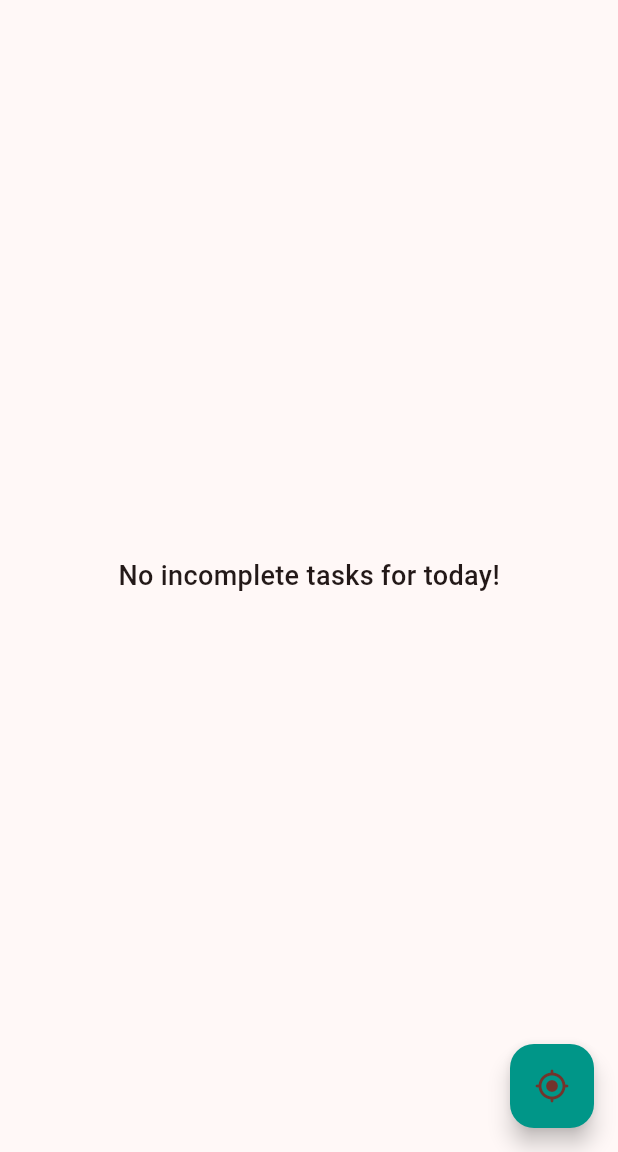
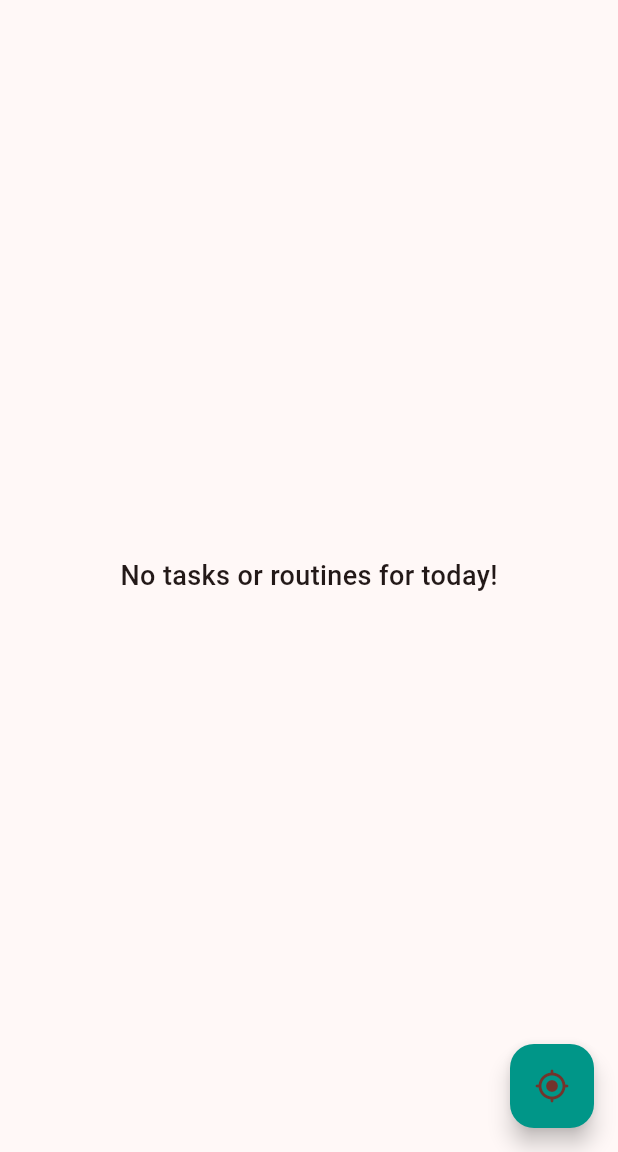
Before and after one commit to busra-ashak/COMP491-kolay-app, a Flutter app: the screen it shows after launch, in the side drawer, after a tap on the "gps fixed" icon, on a phone screen of 412 x 824 dp, the part 84-1236 px from its top. Run offline on Flutter 3.47's test engine with Material 2 defaults, Android fonts, the phone set to English and light mode, and no system bars; our stand-ins replace cloud_firestore, firebase_core, percent_indicator; accounts and stored records are empty; network calls fail.

Commit message:
Routines are also added in home screen

```diff
--- a/kolay_app/lib/providers/routine_provider.dart
+++ b/kolay_app/lib/providers/routine_provider.dart
@@ -28,6 +28,24 @@ class Routine with ChangeNotifier {
     return Future.value(documents);
   }
 
+  //A function that fetches routines to show in homescreen
+  Future<List<String>> getRoutinesWithFrequencyGreaterThanTwo() async {
+  List<String> routines = [];
+
+  try {
+    var collectionReference = FirebaseFirestore.instance.collection('routines');
+    QuerySnapshot querySnapshot = await collectionReference.where('frequency', isGreaterThan: 2).get();
+
+    for (QueryDocumentSnapshot documentSnapshot in querySnapshot.docs) {
+      routines.add(documentSnapshot.get('routineName'));
+    }
+  } catch (e) {
+    print('Error fetching routines: $e');
+  }
+
+  return routines;
+}
+
   void createRoutine(String routineName, String frequencyMeasure, int frequency) {
     FirebaseFirestore.instance.collection("routines").doc(routineName).set(
       {
--- a/kolay_app/lib/screens/home.dart
+++ b/kolay_app/lib/screens/home.dart
@@ -1,4 +1,5 @@
 import 'package:flutter/material.dart';
+import 'package:kolay_app/providers/routine_provider.dart';
 import 'package:kolay_app/providers/todo_provider.dart';
 import 'package:provider/provider.dart';
 import '../widgets/sideabar_menu.dart';
@@ -24,7 +25,49 @@ class _HomePageState extends State<HomePage> {
           ),
         ),
       ),
-      body: TodaysPlan(),
+      body: FutureBuilder<List<String>>(
+        future: _fetchData(),
+        builder: (context, snapshot) {
+          if (snapshot.connectionState == ConnectionState.waiting) {
+            return Center(child: CircularProgressIndicator());
+          } else if (snapshot.hasError) {
+            return Center(child: Text('Error: ${snapshot.error}'));
+          } else if (snapshot.data == null || snapshot.data!.isEmpty) {
+            return Center(
+              child: Text(
+                'No tasks or routines for today!',
+                style: TextStyle(
+                  fontSize: 18,
+                  fontWeight: FontWeight.w500,
+                ),
+              ),
+            );
+          } else {
+            List<String> tasksAndRoutines = snapshot.data!;
+
+            return ListView.builder(
+              padding: const EdgeInsets.all(8),
+              itemCount: tasksAndRoutines.length,
+              itemBuilder: (BuildContext context, int index) {
+                return Card(
+                  color: Colors.teal[200],
+                  elevation: 3,
+                  margin: EdgeInsets.symmetric(vertical: 8),
+                  child: ListTile(
+                    title: Text(
+                      tasksAndRoutines[index],
+                      style: TextStyle(
+                        fontSize: 18,
+                        fontWeight: FontWeight.w500,
+                      ),
+                    ),
+                  ),
+                );
+              },
+            );
+          }
+        },
+      ),
       floatingActionButton: FloatingActionButton(
         onPressed: () {
           // Add functionality to open a dialog or navigate to a new screen for adding tasks.
@@ -34,55 +77,12 @@ class _HomePageState extends State<HomePage> {
       ),
     );
   }
-}
 
-class TodaysPlan extends StatelessWidget {
-  @override
-  Widget build(BuildContext context) {
-    return FutureBuilder<List<String>>(
-      future: context.read<TodoList>().getIncompleteTasksForHomeScreen(),
-      builder: (context, snapshot) {
-        if (snapshot.connectionState == ConnectionState.waiting) {
-          return Center(child: CircularProgressIndicator());
-        } else if (snapshot.hasError) {
-          return Center(child: Text('Error: ${snapshot.error}'));
-        } else if (snapshot.data == null || snapshot.data!.isEmpty) {
-          return Center(
-            child: Text(
-              'No incomplete tasks for today!',
-              style: TextStyle(
-                fontSize: 18,
-                fontWeight: FontWeight.w500,
-              ),
-            ),
-          );
-        } else {
-          List<String> incompleteTasks = snapshot.data!;
+  Future<List<String>> _fetchData() async {
+    List<String> todos = await context.read<TodoList>().getIncompleteTasksForHomeScreen();
+    List<String> routines = await context.read<Routine>().getRoutinesWithFrequencyGreaterThanTwo();
 
-          return ListView.builder(
-            padding: const EdgeInsets.all(8),
-            itemCount: incompleteTasks.length,
-            itemBuilder: (BuildContext context, int index) {
-              return Card(
-                color: Colors.teal[200],
-                elevation: 3,
-                margin: EdgeInsets.symmetric(vertical: 8),
-                child: ListTile(
-                  title: Text(
-                    incompleteTasks[index],
-                    style: TextStyle(
-                      fontSize: 18,
-                      fontWeight: FontWeight.w500,
-                    ),
-                  ),
-                  // You can add additional elements like icons here.
-                  // Example: trailing: Icon(Icons.check),
-                ),
-              );
-            },
-          );
-        }
-      },
-    );
+    // Combine both lists and remove duplicates if any.
+    return [...todos, ...routines.toSet().toList()];
   }
 }
```
